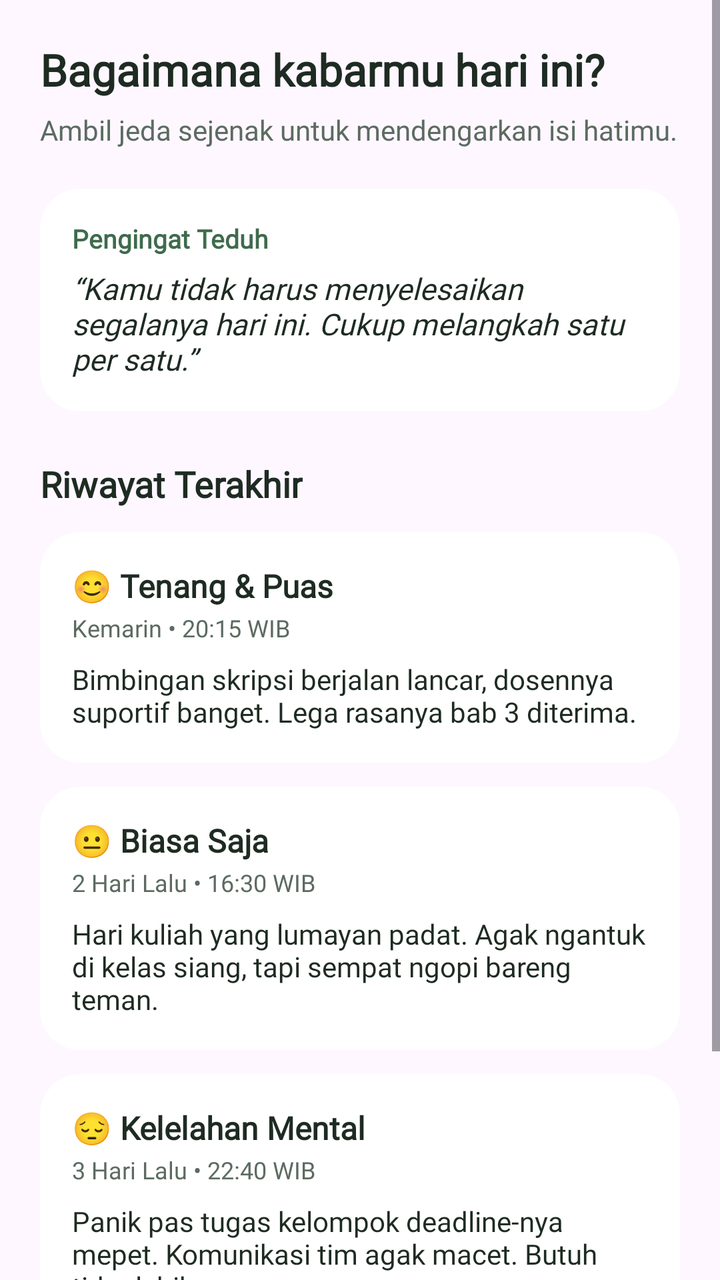
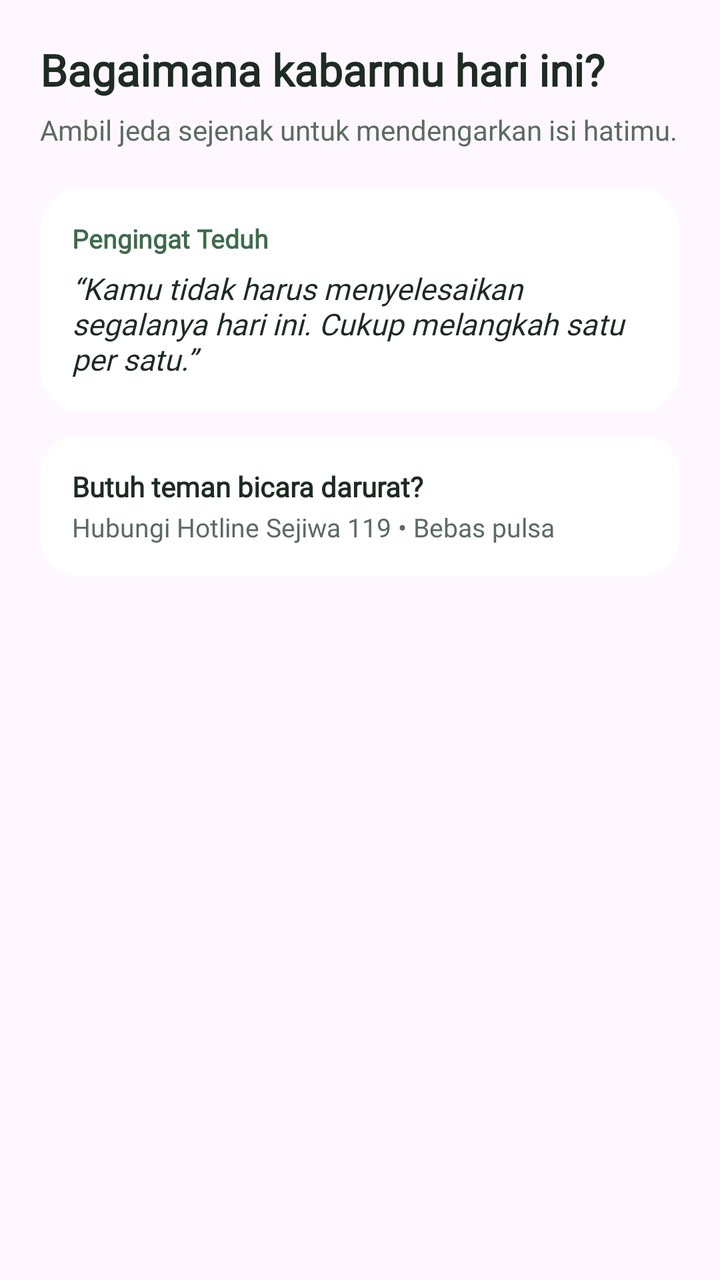

Compare the two renders of this Android layout. The source of the first and the diff that turns it into the second are given below.
<!-- AndroidManifest.xml: application theme Theme.Tommy_3TIB -->
<!-- res/layout/fragment_berandafragment.xml -->
<?xml version="1.0" encoding="utf-8"?>
<ScrollView xmlns:android="http://schemas.android.com/apk/res/android"
    xmlns:app="http://schemas.android.com/apk/res-auto"
    xmlns:tools="http://schemas.android.com/tools"
    android:layout_width="match_parent"
    android:layout_height="match_parent"
    android:fillViewport="true"
    tools:context=".BerandaFragment">

    <LinearLayout
        android:layout_width="match_parent"
        android:layout_height="wrap_content"
        android:orientation="vertical"
        android:padding="20dp">

        <TextView
            android:id="@+id/tvNama"
            android:layout_width="wrap_content"
            android:layout_height="wrap_content"
            android:text="Bagaimana kabarmu hari ini?"
            android:fontFamily="@font/pjakartaextrabold"
            android:textColor="#1E2B22"
            android:textSize="22sp"
            android:textStyle="bold" />

        <TextView
            android:layout_width="wrap_content"
            android:layout_height="wrap_content"
            android:layout_marginTop="6dp"
            android:fontFamily="@font/pjakartaregular"
            android:text="Ambil jeda sejenak untuk mendengarkan isi hatimu."
            android:textColor="#5C6B61"
            android:textSize="14sp" />

        <com.google.android.material.card.MaterialCardView
            android:layout_width="match_parent"
            android:layout_height="wrap_content"
            android:layout_marginTop="20dp"
            app:cardBackgroundColor="#FFFFFF"
            app:cardCornerRadius="20dp"
            app:cardElevation="0dp"
            app:strokeWidth="0dp">

            <LinearLayout
                android:layout_width="match_parent"
                android:layout_height="wrap_content"
                android:orientation="vertical"
                android:padding="16dp">

                <TextView
                    android:layout_width="wrap_content"
                    android:layout_height="wrap_content"
                    android:text="Pengingat Teduh"
                    android:fontFamily="@font/pjakartabold"
                    android:textColor="#3E6B4D"
                    android:textSize="13sp"
                    android:textStyle="bold" />
                <TextView
                    android:layout_width="wrap_content"
                    android:layout_height="wrap_content"
                    android:layout_marginTop="6dp"
                    android:fontFamily="@font/pjakartaregular"
                    android:text="“Kamu tidak harus menyelesaikan segalanya hari ini. Cukup melangkah satu per satu.”"
                    android:textColor="#1E2B22"
                    android:textSize="15sp"
                    android:textStyle="italic" />
            </LinearLayout>
        </com.google.android.material.card.MaterialCardView>

        <TextView
            android:layout_width="wrap_content"
            android:layout_height="wrap_content"
            android:layout_marginTop="24dp"
            android:text="Riwayat Terakhir"
            android:fontFamily="@font/pjakartaextrabold"
            android:textColor="#1E2B22"
            android:textSize="18sp"
            android:textStyle="bold" />

        <com.google.android.material.card.MaterialCardView
            android:layout_width="match_parent"
            android:layout_height="wrap_content"
            android:layout_marginTop="12dp"
            app:cardBackgroundColor="#FFFFFF"
            app:cardCornerRadius="20dp"
            app:cardElevation="0dp"
            app:strokeWidth="0dp">

            <LinearLayout
                android:layout_width="match_parent"
                android:layout_height="wrap_content"
                android:orientation="vertical"
                android:padding="16dp">

                <TextView
                    android:layout_width="wrap_content"
                    android:layout_height="wrap_content"
                    android:text="😊 Tenang &amp; Puas"
                    android:fontFamily="@font/pjakartabold"
                    android:textColor="#1E2B22"
                    android:textSize="16sp"
                    android:textStyle="bold" />
                <TextView
                    android:layout_width="wrap_content"
                    android:layout_height="wrap_content"
                    android:layout_marginTop="2dp"
                    android:text="Kemarin • 20:15 WIB"
                    android:fontFamily="@font/pjakartabold"
                    android:textColor="#5C6B61"
                    android:textSize="12sp" />
                <TextView
                    android:layout_width="wrap_content"
                    android:layout_height="wrap_content"
                    android:layout_marginTop="8dp"
                    android:text="Bimbingan skripsi berjalan lancar, dosennya suportif banget. Lega rasanya bab 3 diterima."
                    android:textColor="#1E2B22"
                    android:fontFamily="@font/pjakartaregular"
                    android:textSize="14sp" />
            </LinearLayout>
        </com.google.android.material.card.MaterialCardView>

        <com.google.android.material.card.MaterialCardView
            android:layout_width="match_parent"
            android:layout_height="wrap_content"
            android:layout_marginTop="12dp"
            app:cardBackgroundColor="#FFFFFF"
            app:cardCornerRadius="20dp"
            app:cardElevation="0dp"
            app:strokeWidth="0dp">

            <LinearLayout
                android:layout_width="match_parent"
                android:layout_height="wrap_content"
                android:orientation="vertical"
                android:padding="16dp">

                <TextView
                    android:layout_width="wrap_content"
                    android:layout_height="wrap_content"
                    android:fontFamily="@font/pjakartabold"
                    android:text="😐 Biasa Saja"
                    android:textColor="#1E2B22"
                    android:textSize="16sp"
                    android:textStyle="bold" />
                <TextView
                    android:layout_width="wrap_content"
                    android:layout_height="wrap_content"
                    android:fontFamily="@font/pjakartabold"
                    android:layout_marginTop="2dp"
                    android:text="2 Hari Lalu • 16:30 WIB"
                    android:textColor="#5C6B61"
                    android:textSize="12sp" />
                <TextView
                    android:layout_width="wrap_content"
                    android:layout_height="wrap_content"
                    android:layout_marginTop="8dp"
                    android:fontFamily="@font/pjakartaregular"
                    android:text="Hari kuliah yang lumayan padat. Agak ngantuk di kelas siang, tapi sempat ngopi bareng teman."
                    android:textColor="#1E2B22"
                    android:textSize="14sp" />
            </LinearLayout>
        </com.google.android.material.card.MaterialCardView>

        <com.google.android.material.card.MaterialCardView
            android:layout_width="match_parent"
            android:layout_height="wrap_content"
            android:layout_marginTop="12dp"
            app:cardBackgroundColor="#FFFFFF"
            app:cardCornerRadius="20dp"
            app:cardElevation="0dp"
            app:strokeWidth="0dp">

            <LinearLayout
                android:layout_width="match_parent"
                android:layout_height="wrap_content"
                android:orientation="vertical"
                android:padding="16dp">

                <TextView
                    android:layout_width="wrap_content"
                    android:layout_height="wrap_content"
                    android:text="😔 Kelelahan Mental"
                    android:fontFamily="@font/pjakartabold"
                    android:textColor="#1E2B22"
                    android:textSize="16sp"
                    android:textStyle="bold" />
                <TextView
                    android:layout_width="wrap_content"
                    android:layout_height="wrap_content"
                    android:fontFamily="@font/pjakartabold"
                    android:layout_marginTop="2dp"
                    android:text="3 Hari Lalu • 22:40 WIB"
                    android:textColor="#5C6B61"
                    android:textSize="12sp" />
                <TextView
                    android:layout_width="wrap_content"
                    android:layout_height="wrap_content"
                    android:layout_marginTop="8dp"
                    android:fontFamily="@font/pjakartaregular"
                    android:text="Panik pas tugas kelompok deadline-nya mepet. Komunikasi tim agak macet. Butuh tidur lebih."
                    android:textColor="#1E2B22"
                    android:textSize="14sp" />
            </LinearLayout>
        </com.google.android.material.card.MaterialCardView>

        <com.google.android.material.card.MaterialCardView
            android:layout_width="match_parent"
            android:layout_height="wrap_content"
            android:layout_marginTop="20dp"
            app:cardBackgroundColor="#FBE9DD"
            app:cardCornerRadius="20dp"
            app:cardElevation="0dp"
            app:strokeWidth="0dp">

            <LinearLayout
                android:layout_width="match_parent"
                android:layout_height="wrap_content"
                android:orientation="vertical"
                android:padding="16dp">

                <TextView
                    android:layout_width="wrap_content"
                    android:layout_height="wrap_content"
                    android:text="Butuh teman bicara darurat?"
                    android:fontFamily="@font/pjakartabold"
                    android:textColor="#1E2B22"
                    android:textSize="14sp"
                    android:textStyle="bold" />
                <TextView
                    android:layout_width="wrap_content"
                    android:layout_height="wrap_content"
                    android:layout_marginTop="2dp"
                    android:fontFamily="@font/pjakartaregular"
                    android:text="Hubungi Hotline Sejiwa 119 • Bebas pulsa"
                    android:textColor="#5C6B61"
                    android:textSize="13sp" />
            </LinearLayout>
        </com.google.android.material.card.MaterialCardView>

    </LinearLayout>
</ScrollView>
<!-- resources referenced by this layout -->
<resources>
  <style name="Theme.Tommy_3TIB" parent="Base.Theme.Tommy_3TIB" />
  <style name="Base.Theme.Tommy_3TIB" parent="Theme.Material3.DayNight.NoActionBar">
          
          
      </style>
</resources>

<!-- the commit's change to res/layout/fragment_berandafragment.xml (unified diff, before → after) -->
@@ -3,7 +3,7 @@
     xmlns:app="http://schemas.android.com/apk/res-auto"
     xmlns:tools="http://schemas.android.com/tools"
     android:layout_width="match_parent"
-    android:layout_height="match_parent"
+    android:layout_height="wrap_content"
     android:fillViewport="true"
     tools:context=".BerandaFragment">
 
@@ -40,7 +40,6 @@
             app:cardCornerRadius="20dp"
             app:cardElevation="0dp"
             app:strokeWidth="0dp">
-
             <LinearLayout
                 android:layout_width="match_parent"
                 android:layout_height="wrap_content"
@@ -67,15 +66,78 @@
             </LinearLayout>
         </com.google.android.material.card.MaterialCardView>
 
-        <TextView
-            android:layout_width="wrap_content"
-            android:layout_height="wrap_content"
-            android:layout_marginTop="24dp"
-            android:text="Riwayat Terakhir"
-            android:fontFamily="@font/pjakartaextrabold"
-            android:textColor="#1E2B22"
-            android:textSize="18sp"
-            android:textStyle="bold" />
+
+
+
+
+
+
+
+
+
+
+
+
+
+
+
+
+
+
+
+
+
+
+
+
+
+
+
+
+
+
+
+
+
+
+
+
+
+
+
+
+
+
+
+
+
+
+
+
+
+
+
+
+
+
+
+
+
+
+
+
+
+
+
+
+
+
+
+
+
+
+
+
 
         <com.google.android.material.card.MaterialCardView
             android:layout_width="match_parent"
@@ -85,155 +147,33 @@
             app:cardCornerRadius="20dp"
             app:cardElevation="0dp"
             app:strokeWidth="0dp">
-
             <LinearLayout
                 android:layout_width="match_parent"
-                android:layout_height="wrap_content"
-                android:orientation="vertical"
-                android:padding="16dp">
+                android:layout_height="match_parent"
+                android:orientation="vertical">
+                        <LinearLayout
+                            android:layout_width="match_parent"
+                            android:layout_height="wrap_content"
+                            android:orientation="vertical"
+                            android:padding="16dp">
 
-                <TextView
-                    android:layout_width="wrap_content"
-                    android:layout_height="wrap_content"
-                    android:text="😊 Tenang &amp; Puas"
-                    android:fontFamily="@font/pjakartabold"
-                    android:textColor="#1E2B22"
-                    android:textSize="16sp"
-                    android:textStyle="bold" />
-                <TextView
-                    android:layout_width="wrap_content"
-                    android:layout_height="wrap_content"
-                    android:layout_marginTop="2dp"
-                    android:text="Kemarin • 20:15 WIB"
-                    android:fontFamily="@font/pjakartabold"
-                    android:textColor="#5C6B61"
-                    android:textSize="12sp" />
-                <TextView
-                    android:layout_width="wrap_content"
-                    android:layout_height="wrap_content"
-                    android:layout_marginTop="8dp"
-                    android:text="Bimbingan skripsi berjalan lancar, dosennya suportif banget. Lega rasanya bab 3 diterima."
-                    android:textColor="#1E2B22"
-                    android:fontFamily="@font/pjakartaregular"
-                    android:textSize="14sp" />
-            </LinearLayout>
-        </com.google.android.material.card.MaterialCardView>
-
-        <com.google.android.material.card.MaterialCardView
-            android:layout_width="match_parent"
-            android:layout_height="wrap_content"
-            android:layout_marginTop="12dp"
-            app:cardBackgroundColor="#FFFFFF"
-            app:cardCornerRadius="20dp"
-            app:cardElevation="0dp"
-            app:strokeWidth="0dp">
-
-            <LinearLayout
-                android:layout_width="match_parent"
-                android:layout_height="wrap_content"
-                android:orientation="vertical"
-                android:padding="16dp">
-
-                <TextView
-                    android:layout_width="wrap_content"
-                    android:layout_height="wrap_content"
-                    android:fontFamily="@font/pjakartabold"
-                    android:text="😐 Biasa Saja"
-                    android:textColor="#1E2B22"
-                    android:textSize="16sp"
-                    android:textStyle="bold" />
-                <TextView
-                    android:layout_width="wrap_content"
-                    android:layout_height="wrap_content"
-                    android:fontFamily="@font/pjakartabold"
-                    android:layout_marginTop="2dp"
-                    android:text="2 Hari Lalu • 16:30 WIB"
-                    android:textColor="#5C6B61"
-                    android:textSize="12sp" />
-                <TextView
-                    android:layout_width="wrap_content"
-                    android:layout_height="wrap_content"
-                    android:layout_marginTop="8dp"
-                    android:fontFamily="@font/pjakartaregular"
-                    android:text="Hari kuliah yang lumayan padat. Agak ngantuk di kelas siang, tapi sempat ngopi bareng teman."
-                    android:textColor="#1E2B22"
-                    android:textSize="14sp" />
-            </LinearLayout>
-        </com.google.android.material.card.MaterialCardView>
-
-        <com.google.android.material.card.MaterialCardView
-            android:layout_width="match_parent"
-            android:layout_height="wrap_content"
-            android:layout_marginTop="12dp"
-            app:cardBackgroundColor="#FFFFFF"
-            app:cardCornerRadius="20dp"
-            app:cardElevation="0dp"
-            app:strokeWidth="0dp">
-
-            <LinearLayout
-                android:layout_width="match_parent"
-                android:layout_height="wrap_content"
-                android:orientation="vertical"
-                android:padding="16dp">
-
-                <TextView
-                    android:layout_width="wrap_content"
-                    android:layout_height="wrap_content"
-                    android:text="😔 Kelelahan Mental"
-                    android:fontFamily="@font/pjakartabold"
-                    android:textColor="#1E2B22"
-                    android:textSize="16sp"
-                    android:textStyle="bold" />
-                <TextView
-                    android:layout_width="wrap_content"
-                    android:layout_height="wrap_content"
-                    android:fontFamily="@font/pjakartabold"
-                    android:layout_marginTop="2dp"
-                    android:text="3 Hari Lalu • 22:40 WIB"
-                    android:textColor="#5C6B61"
-                    android:textSize="12sp" />
-                <TextView
-                    android:layout_width="wrap_content"
-                    android:layout_height="wrap_content"
-                    android:layout_marginTop="8dp"
-                    android:fontFamily="@font/pjakartaregular"
-                    android:text="Panik pas tugas kelompok deadline-nya mepet. Komunikasi tim agak macet. Butuh tidur lebih."
-                    android:textColor="#1E2B22"
-                    android:textSize="14sp" />
-            </LinearLayout>
-        </com.google.android.material.card.MaterialCardView>
-
-        <com.google.android.material.card.MaterialCardView
-            android:layout_width="match_parent"
-            android:layout_height="wrap_content"
-            android:layout_marginTop="20dp"
-            app:cardBackgroundColor="#FBE9DD"
-            app:cardCornerRadius="20dp"
-            app:cardElevation="0dp"
-            app:strokeWidth="0dp">
-
-            <LinearLayout
-                android:layout_width="match_parent"
-                android:layout_height="wrap_content"
-                android:orientation="vertical"
-                android:padding="16dp">
-
-                <TextView
-                    android:layout_width="wrap_content"
-                    android:layout_height="wrap_content"
-                    android:text="Butuh teman bicara darurat?"
-                    android:fontFamily="@font/pjakartabold"
-                    android:textColor="#1E2B22"
-                    android:textSize="14sp"
-                    android:textStyle="bold" />
-                <TextView
-                    android:layout_width="wrap_content"
-                    android:layout_height="wrap_content"
-                    android:layout_marginTop="2dp"
-                    android:fontFamily="@font/pjakartaregular"
-                    android:text="Hubungi Hotline Sejiwa 119 • Bebas pulsa"
-                    android:textColor="#5C6B61"
-                    android:textSize="13sp" />
+                            <TextView
+                                android:layout_width="wrap_content"
+                                android:layout_height="wrap_content"
+                                android:text="Butuh teman bicara darurat?"
+                                android:fontFamily="@font/pjakartabold"
+                                android:textColor="#1E2B22"
+                                android:textSize="14sp"
+                                android:textStyle="bold" />
+                            <TextView
+                                android:layout_width="wrap_content"
+                                android:layout_height="wrap_content"
+                                android:layout_marginTop="2dp"
+                                android:fontFamily="@font/pjakartaregular"
+                                android:text="Hubungi Hotline Sejiwa 119 • Bebas pulsa"
+                                android:textColor="#5C6B61"
+                                android:textSize="13sp" />
+                        </LinearLayout>
             </LinearLayout>
         </com.google.android.material.card.MaterialCardView>
 
